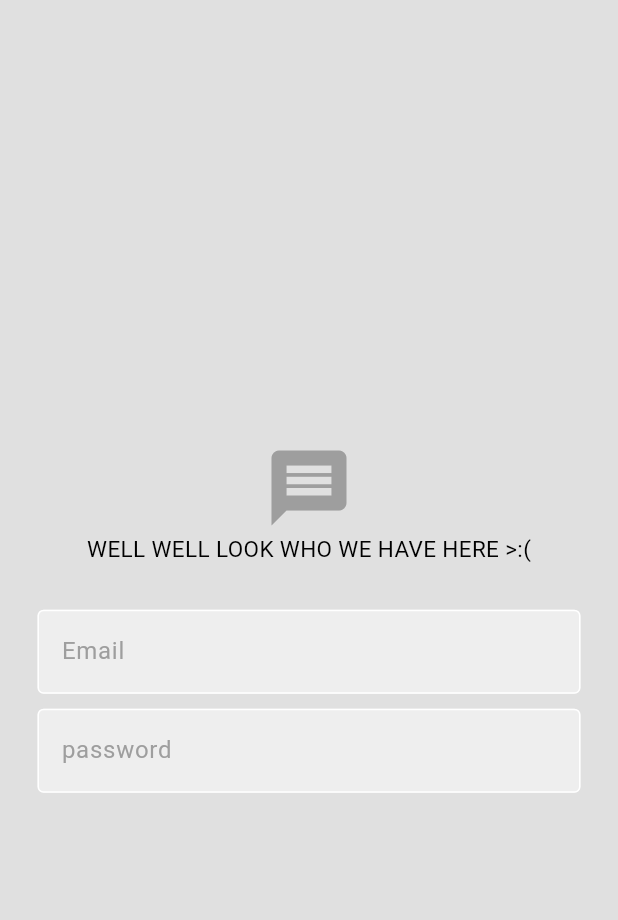
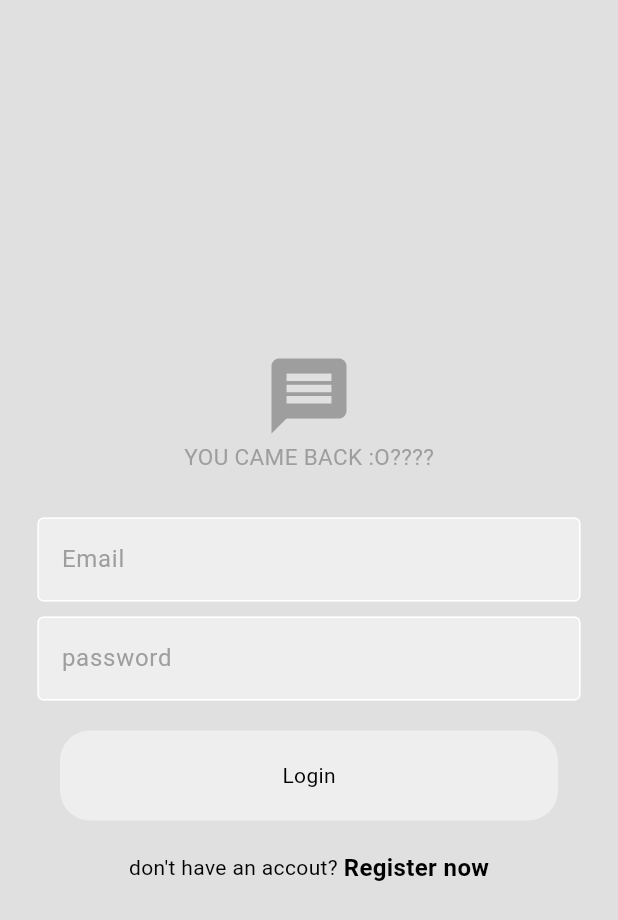
Before and after one commit to MahmoudElshrif/Flutter-Chat-App, a Flutter app: the screen it shows after launch, on a phone screen of 412 x 824 dp. Shown: the top 920 px of the screen. Run offline on Flutter 3.47's test engine with Material 3 defaults, Android fonts, the phone set to English and light mode, and no system bars.

Commit message:
finish Login Page

```diff
--- /dev/null
+++ b/lib/components/my_button.dart
@@ -0,0 +1,23 @@
+import "package:flutter/material.dart";
+
+class MyButton extends StatelessWidget {
+  final void Function()? onTap;
+  final String text;
+  MyButton({super.key, required this.text, required this.onTap});
+
+  @override
+  Widget build(BuildContext context) {
+    return GestureDetector(
+      onTap: onTap,
+      child: Container(
+        decoration: BoxDecoration(
+          color: Theme.of(context).colorScheme.secondary,
+          borderRadius: BorderRadius.all(Radius.circular(20)),
+        ),
+        margin: EdgeInsets.symmetric(horizontal: 40),
+        height: 60,
+        child: Center(child: Text(text)),
+      ),
+    );
+  }
+}
--- a/lib/pages/Login.dart
+++ b/lib/pages/Login.dart
@@ -1,4 +1,5 @@
-import "package:chatapp/components/TextField.dart";
+import "package:chatapp/components/my_button.dart";
+import "package:chatapp/components/my_textfield.dart";
 import "package:flutter/material.dart";
 
 class LoginPage extends StatelessWidget {
@@ -18,16 +19,36 @@ class LoginPage extends StatelessWidget {
           children: [
             Icon(Icons.message, size: 60, color: theme.primary),
             Text(
-              "WELL WELL LOOK WHO WE HAVE HERE >:(",
-              style: TextStyle(fontSize: 15),
+              "YOU CAME BACK :O????",
+              style: TextStyle(
+                fontSize: 15,
+                color: Theme.of(context).colorScheme.primary,
+              ),
             ),
+
             SizedBox(height: 30),
             MyTextfield(hintText: "Email", controller: _emController),
+
             SizedBox(height: 10),
             MyTextfield(
               hintText: "password",
               controller: _pwController,
               ispassword: true,
+            ),
+
+            SizedBox(height: 20),
+            MyButton(text: "Login", onTap: Login),
+
+            SizedBox(height: 20),
+            Row(
+              mainAxisAlignment: MainAxisAlignment.center,
+              children: [
+                Text("don't have an accout? "),
+                Text(
+                  "Register now",
+                  style: TextStyle(fontWeight: FontWeight.bold, fontSize: 16),
+                ),
+              ],
             ),
           ],
         ),
@@ -36,4 +57,8 @@ class LoginPage extends StatelessWidget {
 
     throw UnimplementedError();
   }
+
+  void Login() {
+    print("HHEheheheheh");
+  }
 }
```
Also changed, not shown: lib/components/my_textfield.dart (renamed from lib/components/TextField.dart).
